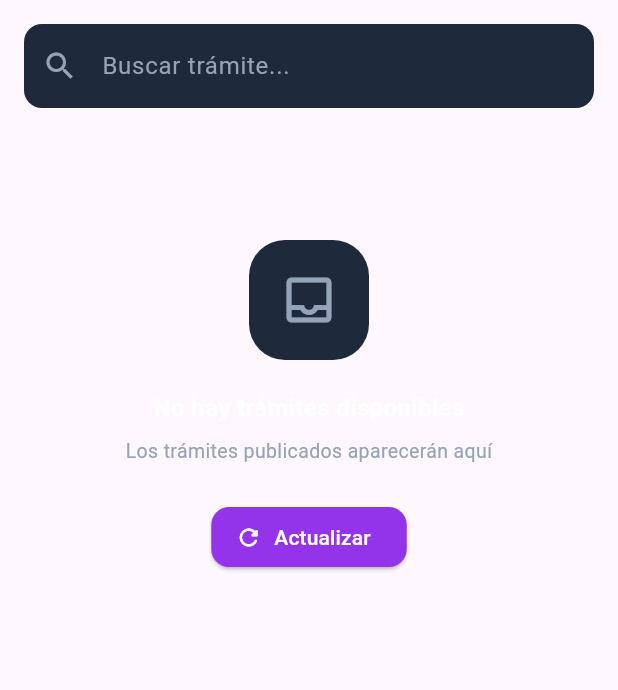
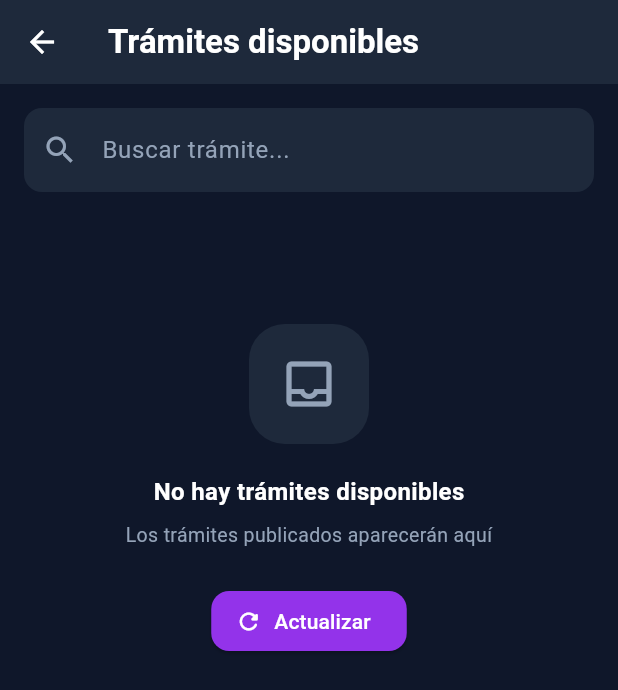
Before and after one commit to OLIVER2003V/PARCIAL2, a Flutter app: the CatalogoScreen screen opened directly, on a phone screen of 412 x 824 dp. Shown: the top 690 px of the screen. Run offline on Flutter 3.47's test engine with Material 3 defaults, Android fonts, the phone set to English and light mode, and no system bars; our stand-ins replace connectivity_plus, file_picker, firebase_core, firebase_messaging, image_picker, shared_preferences and 1 more; accounts and stored records are empty; network calls fail.

Commit message:
fix(movil): 3 bugs — catalogo sin scaffold, sesión no persiste, botón chat
Bug 1: CatalogoScreen retornaba Column sin Scaffold; al hacer push desde
HomeScreen o chatbot Flutter mostraba fondo negro/texto amarillo por falta
de contexto Material. Ahora standalone=true (default) envuelve en Scaffold
con AppBar propio. standalone=false mantiene el comportamiento embebido.

Bug 2: main() siempre arrancaba en /login sin verificar si había sesión
activa. Ahora lee SharedPreferences antes de runApp y usa /home como ruta
inicial si existe un token guardado, evitando pedir credenciales en cada
apertura de la app.

Bug 3: El botón "Iniciar trámite" del chatbot solo aparecía para acciones
exactas INICIAR_TRAMITE/REDIRECCIONAR_FORMULARIO. Si el backend devolvía
procesoId con otro valor de acción (fallback de Gemini), el botón no se
mostraba. Nueva lógica: muestra el botón cuando procesoId != null y la
acción no es MOSTRAR_REQUISITOS (que ya incluye su propio botón).

Co-Authored-By: Claude Sonnet 4.6 <noreply@anthropic.com>

```diff
--- a/MOVIL/lib/main.dart
+++ b/MOVIL/lib/main.dart
@@ -1,6 +1,7 @@
 import 'package:flutter/material.dart';
 import 'package:firebase_core/firebase_core.dart';
 import 'package:firebase_messaging/firebase_messaging.dart';
+import 'package:shared_preferences/shared_preferences.dart';
 import 'core/auth_client.dart';
 import 'screens/login_screen.dart';
 import 'screens/main_screen.dart';
@@ -20,11 +21,18 @@ void main() async {
   WidgetsFlutterBinding.ensureInitialized();
   await Firebase.initializeApp();
   FirebaseMessaging.onBackgroundMessage(_firebaseMessagingBackgroundHandler);
-  runApp(const BpmsApp());
+
+  // Mantener sesión: ir directo a /home si ya hay token guardado.
+  final prefs = await SharedPreferences.getInstance();
+  final token = prefs.getString('token') ?? '';
+  final rutaInicial = token.isNotEmpty ? '/home' : '/login';
+
+  runApp(BpmsApp(rutaInicial: rutaInicial));
 }
 
 class BpmsApp extends StatefulWidget {
-  const BpmsApp({super.key});
+  const BpmsApp({super.key, this.rutaInicial = '/login'});
+  final String rutaInicial;
 
   @override
   State<BpmsApp> createState() => _BpmsAppState();
@@ -93,7 +101,7 @@ class _BpmsAppState extends State<BpmsApp> {
         ),
         useMaterial3: true,
       ),
-      initialRoute: '/login',
+      initialRoute: widget.rutaInicial,
       routes: {
         '/login': (_) => const LoginScreen(),
         '/home':  (_) => const MainScreen(),
--- a/MOVIL/lib/screens/catalogo_screen.dart
+++ b/MOVIL/lib/screens/catalogo_screen.dart
@@ -5,7 +5,10 @@ import '../services/proceso_service.dart';
 import 'formulario_tramite_screen.dart';
 
 class CatalogoScreen extends StatefulWidget {
-  const CatalogoScreen({super.key});
+  /// [standalone] = true cuando se navega via push (necesita Scaffold propio).
+  /// [standalone] = false cuando se embebe dentro de un IndexedStack con Scaffold externo.
+  const CatalogoScreen({super.key, this.standalone = true});
+  final bool standalone;
 
   @override
   State<CatalogoScreen> createState() => _CatalogoScreenState();
@@ -50,7 +53,7 @@ class _CatalogoScreenState extends State<CatalogoScreen> {
 
   @override
   Widget build(BuildContext context) {
-    return Column(
+    final body = Column(
       children: [
         // Barra de búsqueda
         Padding(
@@ -96,6 +99,20 @@ class _CatalogoScreenState extends State<CatalogoScreen> {
                 ),
         ),
       ],
+    );
+
+    if (!widget.standalone) return body;
+
+    return Scaffold(
+      backgroundColor: AppTheme.brandBg,
+      appBar: AppBar(
+        backgroundColor: AppTheme.brandSurface,
+        elevation: 0,
+        title: const Text('Trámites disponibles',
+            style: TextStyle(color: Colors.white, fontWeight: FontWeight.bold)),
+        iconTheme: const IconThemeData(color: Colors.white),
+      ),
+      body: body,
     );
   }
 
```
Also changed, not shown: MOVIL/lib/screens/chatbot_screen.dart (+8 -11 lines).
